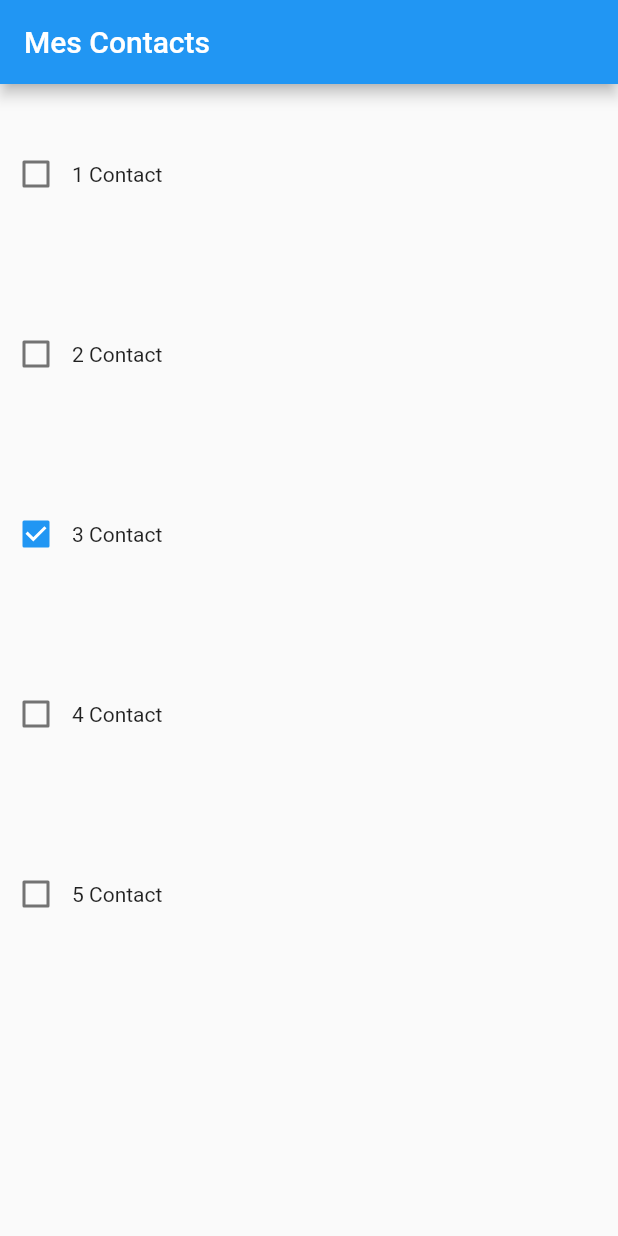
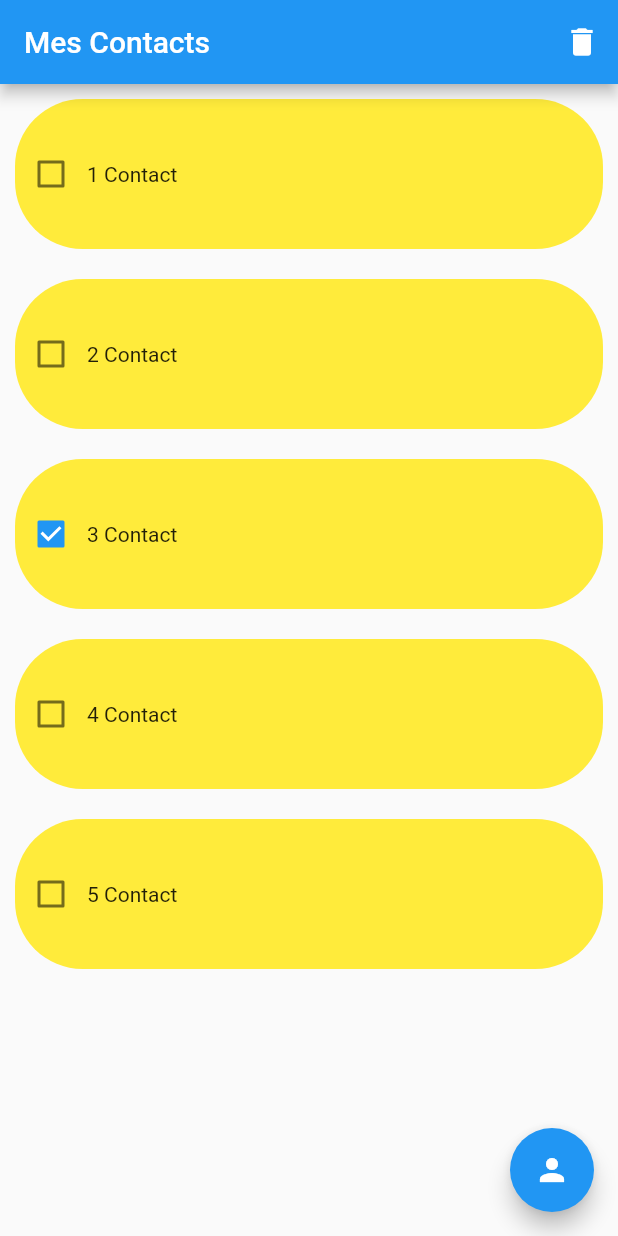
Before and after one commit to GateCoding/contactApp, a Flutter app: the screen it shows after launch, on a phone screen of 412 x 824 dp. Run offline on Flutter 3.47's test engine with Material 2 defaults, Android fonts, the phone set to English and light mode, and no system bars; drawn by our look-alikes of flutter_slidable.

```diff
--- a/lib/contact_box.dart
+++ b/lib/contact_box.dart
@@ -1,24 +1,41 @@
 import 'package:flutter/material.dart';
+import 'package:flutter_slidable/flutter_slidable.dart';
 
 class ContactBox extends StatelessWidget {
   String nomContact;
   bool selContact;
   Function(bool?)? onChanged;
+  Function(BuildContext context)? delContact;
   ContactBox(
       {super.key,
       required String this.nomContact,
       required this.selContact,
-      required this.onChanged});
+      required this.onChanged,
+      required this.delContact});
 
   @override
   Widget build(BuildContext context) {
-    return Container(
-        height: 120,
-        child: Row(
-          children: [
-            Checkbox(value: selContact, onChanged: onChanged),
-            Text(nomContact)
-          ],
-        ));
+    return Padding(
+      padding: const EdgeInsets.all(10.0),
+      child: Slidable(
+          endActionPane: ActionPane(motion: StretchMotion(), children: [
+            SlidableAction(
+              onPressed: delContact,
+              icon: Icons.delete,
+              backgroundColor: Colors.red,
+            )
+          ]),
+          child: Container(
+              decoration: BoxDecoration(
+                  color: Colors.yellow,
+                  borderRadius: BorderRadius.circular(45)),
+              height: 100,
+              child: Row(
+                children: [
+                  Checkbox(value: selContact, onChanged: onChanged),
+                  Text(nomContact)
+                ],
+              ))),
+    );
   }
 }
--- a/lib/main.dart
+++ b/lib/main.dart
@@ -11,6 +11,11 @@ class MainApp extends StatelessWidget {
 
   @override
   Widget build(BuildContext context) {
-    return MaterialApp(home: ContactList());
+    return MaterialApp(
+      home: ContactList(),
+      theme: ThemeData(
+        primarySwatch: Colors.blue,
+      ),
+    );
   }
 }
--- /dev/null
+++ b/lib/model/contact.dart
@@ -0,0 +1,21 @@
+class Contact {
+  String nom;
+  String prenom;
+  String age;
+  String photo;
+  String email;
+  String phone;
+  String adresse;
+  String ville;
+
+  Contact({
+    required this.nom,
+    required this.prenom,
+    required this.age,
+    required this.photo,
+    required this.email,
+    required this.phone,
+    required this.adresse,
+    required this.ville,
+  });
+}
```
Also changed, not shown: lib/add_contact.dart (+17 -1 lines), lib/contact_list.dart (+92 -2 lines), pubspec.yaml (+3 -4 lines), pubspec.lock.
